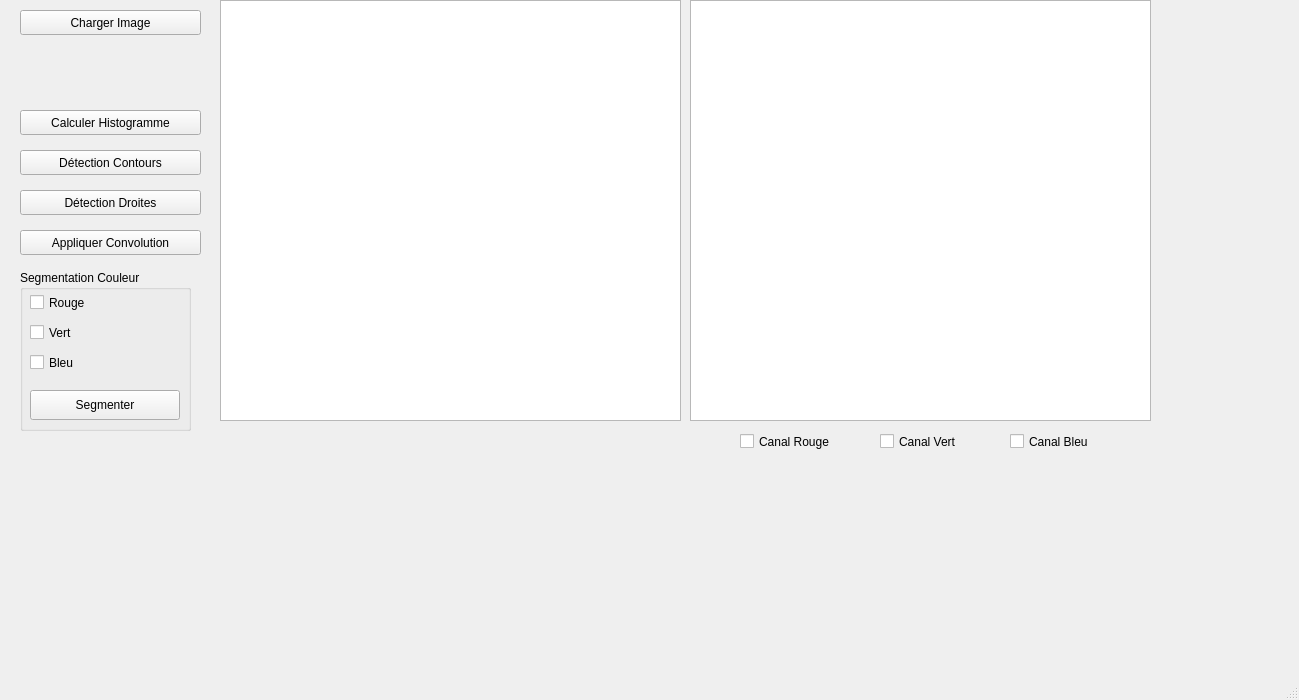
Old version of the form Descripteurs/tessst/mainwindow.ui in the repository TomAuclin/PROJETC_LMLTM.
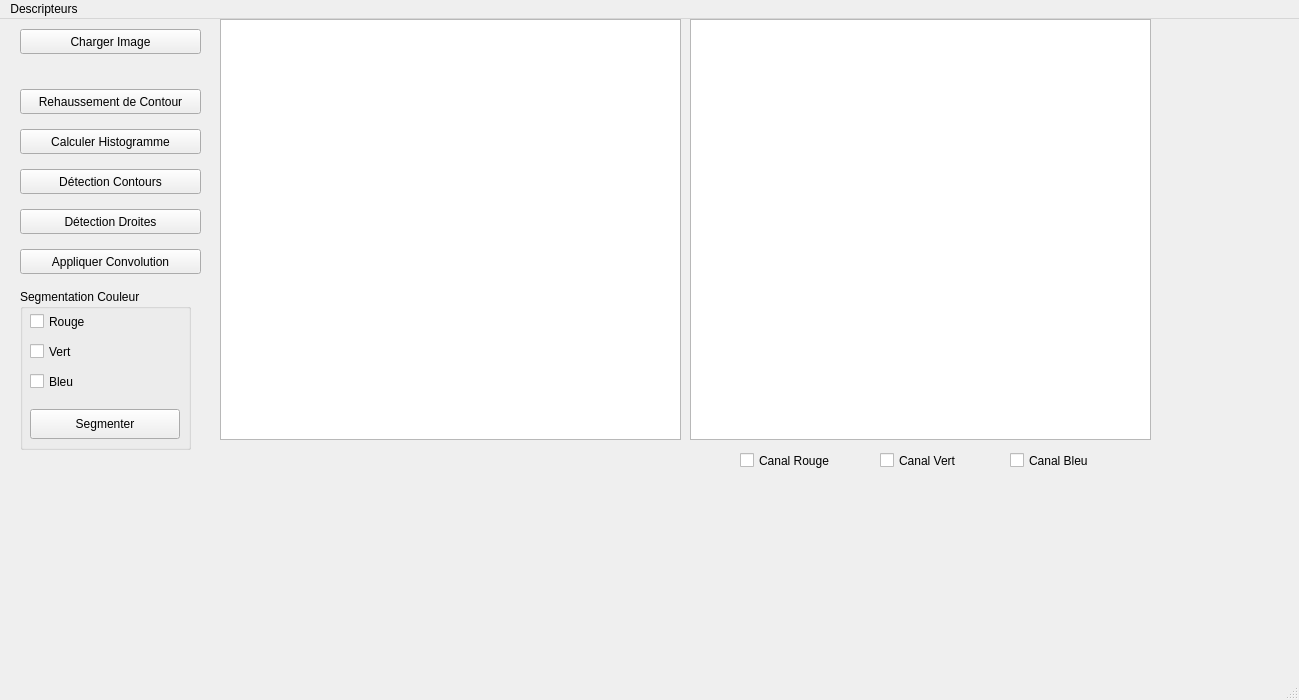
New version of the form.

The edit to the form file:
```diff
--- a/Descripteurs/tessst/mainwindow.ui
+++ b/Descripteurs/tessst/mainwindow.ui
@@ -203,6 +203,19 @@
      </property>
     </widget>
    </widget>
+   <widget class="QPushButton" name="RehaussementContours">
+    <property name="geometry">
+     <rect>
+      <x>20</x>
+      <y>70</y>
+      <width>181</width>
+      <height>25</height>
+     </rect>
+    </property>
+    <property name="text">
+     <string>Rehaussement de Contour</string>
+    </property>
+   </widget>
   </widget>
   <widget class="QMenuBar" name="menubar">
    <property name="geometry">
@@ -213,6 +226,16 @@
      <height>22</height>
     </rect>
    </property>
+   <widget class="QMenu" name="menuDescripteurs">
+    <property name="title">
+     <string>Descripteurs</string>
+    </property>
+    <addaction name="actionAjouterDescripteur"/>
+    <addaction name="actionModifierDescripteur"/>
+    <addaction name="actionSupprimerDescripteur"/>
+    <addaction name="actionRechercherImage"/>
+   </widget>
+   <addaction name="menuDescripteurs"/>
   </widget>
   <widget class="QStatusBar" name="statusbar"/>
  </widget>
```
Left out of the diff: 20 changed lines with no effect on the pictures.
